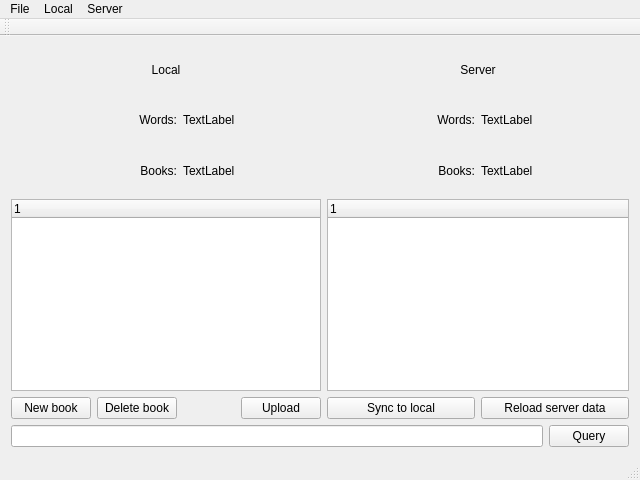
The window that mainwindow.ui (HuangHuafeng/repeat) describes before a commit, drawn with Qt 5.
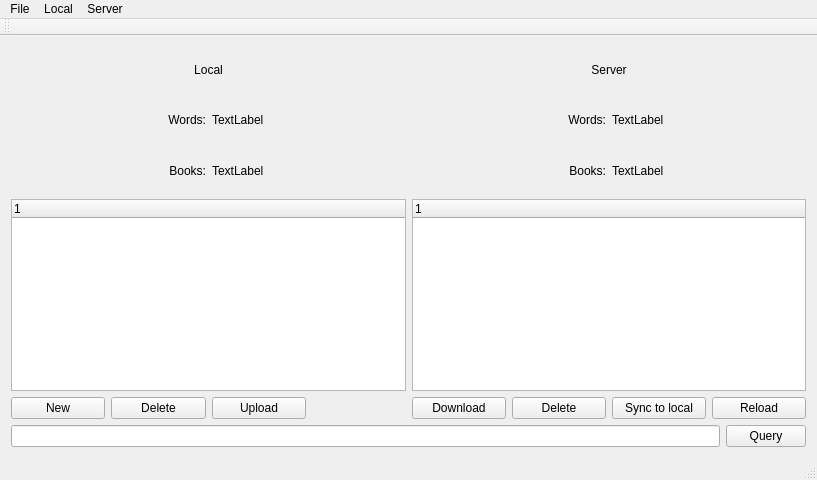
The same window after the commit.

Commit message: upload/download/delete server operation seems OK

```diff
--- a/mainwindow.ui
+++ b/mainwindow.ui
@@ -6,7 +6,7 @@
    <rect>
     <x>0</x>
     <y>0</y>
-    <width>640</width>
+    <width>817</width>
     <height>480</height>
    </rect>
   </property>
@@ -52,7 +52,7 @@
           <item row="4" column="0">
            <widget class="QPushButton" name="pushNewBook">
             <property name="text">
-             <string>New book</string>
+             <string>New</string>
             </property>
            </widget>
           </item>
@@ -93,11 +93,11 @@
           <item row="4" column="1">
            <widget class="QPushButton" name="pbDeleteBook">
             <property name="text">
-             <string>Delete book</string>
+             <string>Delete</string>
             </property>
            </widget>
           </item>
-          <item row="4" column="3">
+          <item row="4" column="2">
            <widget class="QPushButton" name="pbUploadBook">
             <property name="text">
              <string>Upload</string>
@@ -112,7 +112,7 @@
        <layout class="QVBoxLayout" name="verticalLayout_3">
         <item>
          <layout class="QGridLayout" name="gridLayout_2">
-          <item row="1" column="0">
+          <item row="1" column="1">
            <widget class="QLabel" name="label_6">
             <property name="text">
              <string>Words:</string>
@@ -122,42 +122,7 @@
             </property>
            </widget>
           </item>
-          <item row="1" column="1">
-           <widget class="QLabel" name="labelServerWords">
-            <property name="text">
-             <string>TextLabel</string>
-            </property>
-           </widget>
-          </item>
-          <item row="0" column="0" colspan="2">
-           <widget class="QLabel" name="label_2">
-            <property name="text">
-             <string>Server</string>
-            </property>
-            <property name="alignment">
-             <set>Qt::AlignCenter</set>
-            </property>
-           </widget>
-          </item>
-          <item row="3" column="0" colspan="2">
-           <widget class="QTreeWidget" name="twServerData">
-            <property name="sizePolicy">
-             <sizepolicy hsizetype="Expanding" vsizetype="Fixed">
-              <horstretch>0</horstretch>
-              <verstretch>0</verstretch>
-             </sizepolicy>
-            </property>
-            <property name="indentation">
-             <number>0</number>
-            </property>
-            <column>
-             <property name="text">
-              <string notr="true">1</string>
-             </property>
-            </column>
-           </widget>
-          </item>
-          <item row="2" column="0">
+          <item row="2" column="1">
            <widget class="QLabel" name="label_4">
             <property name="text">
              <string>Books:</string>
@@ -167,27 +132,76 @@
             </property>
            </widget>
           </item>
-          <item row="2" column="1">
-           <widget class="QLabel" name="labelServerBooks">
-            <property name="text">
-             <string>TextLabel</string>
-            </property>
-           </widget>
-          </item>
-          <item row="4" column="1">
+          <item row="4" column="3">
            <widget class="QPushButton" name="pbReloadServerData">
             <property name="text">
-             <string>Reload server data</string>
+             <string>Reload</string>
             </property>
            </widget>
           </item>
+          <item row="1" column="2">
+           <widget class="QLabel" name="labelServerWords">
+            <property name="text">
+             <string>TextLabel</string>
+            </property>
+           </widget>
+          </item>
+          <item row="2" column="2">
+           <widget class="QLabel" name="labelServerBooks">
+            <property name="text">
+             <string>TextLabel</string>
+            </property>
+           </widget>
+          </item>
+          <item row="3" column="0" colspan="4">
+           <widget class="QTreeWidget" name="twServerData">
+            <property name="sizePolicy">
+             <sizepolicy hsizetype="Expanding" vsizetype="Fixed">
+              <horstretch>0</horstretch>
+              <verstretch>0</verstretch>
+             </sizepolicy>
+            </property>
+            <property name="indentation">
+             <number>0</number>
+            </property>
+            <column>
+             <property name="text">
+              <string notr="true">1</string>
+             </property>
+            </column>
+           </widget>
+          </item>
           <item row="4" column="0">
+           <widget class="QPushButton" name="pbDownloadServerBook">
+            <property name="text">
+             <string>Download</string>
+            </property>
+           </widget>
+          </item>
+          <item row="4" column="2">
            <widget class="QPushButton" name="pbSyncToLocal">
             <property name="text">
              <string>Sync to local</string>
             </property>
            </widget>
           </item>
+          <item row="4" column="1">
+           <widget class="QPushButton" name="pbDeleteServerBook">
+            <property name="text">
+             <string>Delete</string>
+            </property>
+           </widget>
+          </item>
+          <item row="0" column="0" colspan="4">
+           <widget class="QLabel" name="label_2">
+            <property name="text">
+             <string>Server</string>
+            </property>
+            <property name="alignment">
+             <set>Qt::AlignCenter</set>
+            </property>
+           </widget>
+          </item>
          </layout>
         </item>
        </layout>
@@ -218,7 +232,7 @@
     <rect>
      <x>0</x>
      <y>0</y>
-     <width>640</width>
+     <width>817</width>
      <height>22</height>
     </rect>
    </property>
```
Left out of the diff: 8 changed lines with no effect on the pictures. The commit also changes 18 other files.
